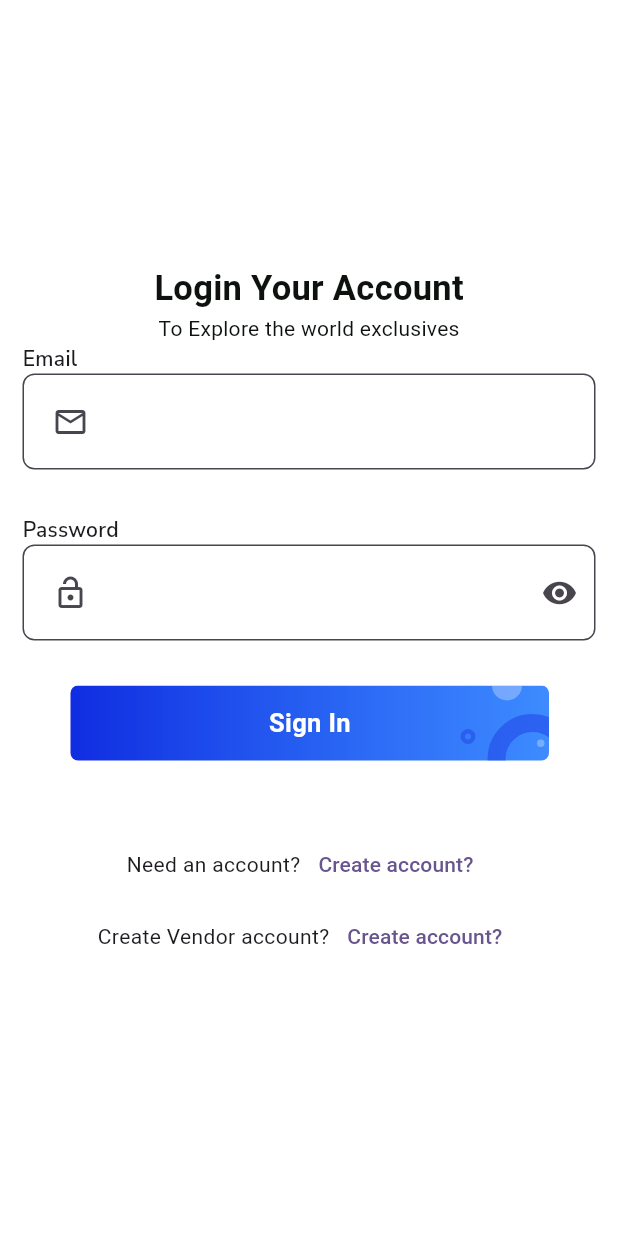
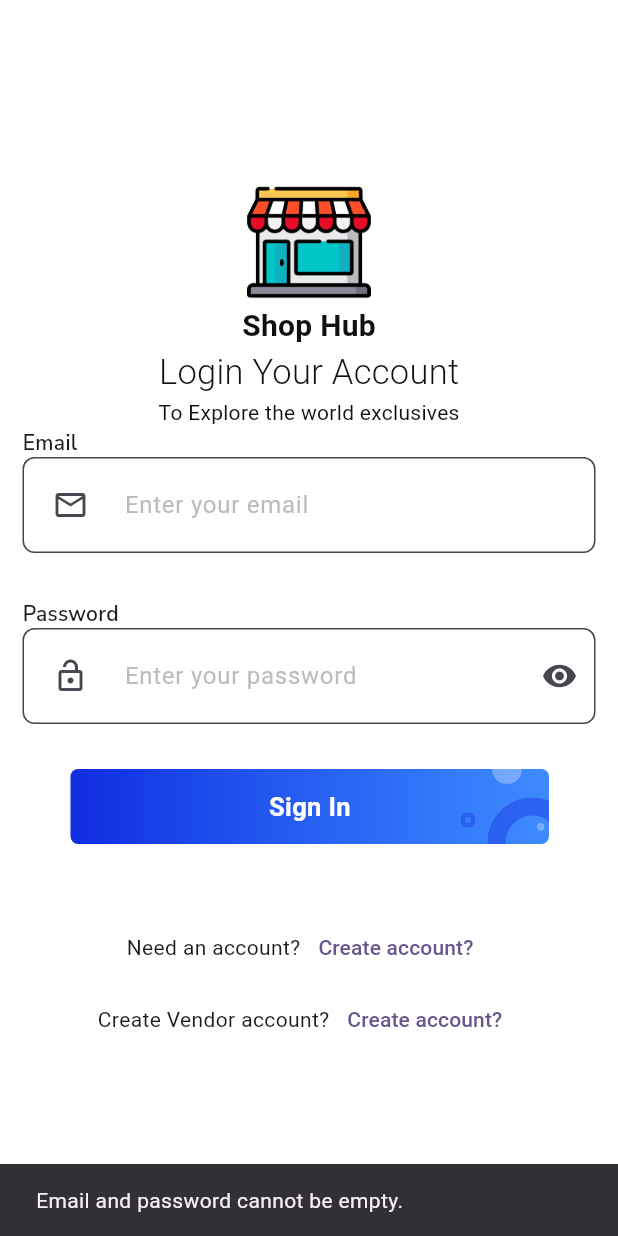
Before and after one commit to RanaMahadAhmer/MAD_Project, a Flutter app: the screen it shows after launch, after a tap on "Sign In", on a phone screen of 412 x 824 dp. Run offline on Flutter 3.47's test engine with Material 3 defaults, Android fonts, the phone set to English and light mode, and no system bars; our stand-ins replace google_fonts.

Commit message:
Added Profile Section

```diff
--- a/lib/main.dart
+++ b/lib/main.dart
@@ -1,6 +1,8 @@
 import 'package:flutter/material.dart';
 import 'package:shop_hub/views/login_screen.dart';
+import 'package:shop_hub/views/profile_screen.dart';
 import 'package:shop_hub/views/register_screen.dart';
+
 
 void main() {
   runApp(const MyApp());
@@ -22,6 +24,7 @@ class MyApp extends StatelessWidget {
       routes: {
         '/login': (context) => LoginScreen(),
         '/customer_register': (context) => RegisterScreen(),
+        '/profile': (context) => ProfileScreen(),
       },
     );
   }
@@ -52,6 +55,7 @@ class _SplashScreenState extends State<SplashScreen> {
             CircularProgressIndicator(),
             SizedBox(height: 20),
             Text('Loading...'),
+
           ],
         ),
       ),
--- /dev/null
+++ b/lib/model/ProfileDTO.dart
@@ -0,0 +1,17 @@
+class ProfileDTO {
+  final String name;
+  final String imageName;
+  final String phone;
+  final String email;
+  bool biometric;
+  final String address;
+
+  ProfileDTO({
+    required this.name,
+    required this.imageName,
+    required this.phone,
+    required this.email,
+    required this.biometric,
+    required this.address,
+  });
+}
--- a/lib/views/login_screen.dart
+++ b/lib/views/login_screen.dart
@@ -1,9 +1,9 @@
 import 'package:flutter/material.dart';
 import 'package:google_fonts/google_fonts.dart';
 
+import '../model/ProfileDTO.dart';
 import '../widgets/button_widget.dart';
 import '../widgets/custom_text_Field.dart';
-
 
 class LoginScreen extends StatefulWidget {
   LoginScreen({super.key});
@@ -13,39 +13,77 @@ class LoginScreen extends StatefulWidget {
 }
 
 class _LoginScreenState extends State<LoginScreen> {
+  String email="";
+  String password="";
+  bool _isLoading = false;
+
+  bool validate() {
 
 
-  late String email;
-
-  late String password;
-
-  bool _isLoading = false;
+    bool isEmailValid = RegExp(r'^[a-zA-Z0-9+_.-]+@[a-zA-Z0-9.-]+\.[a-zA-Z]').hasMatch(email);
 
 
+    bool isPasswordValid = RegExp(r'^(?=.*?[A-Z])(?=.*?[a-z])(?=.*?[0-9])(?=.*?[!@#$&*]).{8,}$').hasMatch(password);
+
+    if (email.isEmpty || password.isEmpty) {
+
+      ScaffoldMessenger.of(context).showSnackBar(
+        SnackBar(
+          content: Text('Email and password cannot be empty.'),
+          duration: Duration(seconds: 2),
+        ),
+      );
+      return false;
+    } else if (!isEmailValid) {
+
+      ScaffoldMessenger.of(context).showSnackBar(
+        SnackBar(
+          content: Text('Enter a valid email address.'),
+          duration: Duration(seconds: 2),
+        ),
+      );
+      return false;
+    } else if (!isPasswordValid) {
+
+      ScaffoldMessenger.of(context).showSnackBar(
+        SnackBar(
+          content: Text('Password must be at least 8 characters long, with one uppercase letter, one special character, and one number.'),
+          duration: Duration(seconds: 3),
+        ),
+      );
+      return false;
+    }
+    return true;
+  }
 
   @override
   Widget build(BuildContext context) {
-
     return SafeArea(
       child: Scaffold(
-        backgroundColor: Colors.white.withValues(alpha:
-        0.95,
-        ),
+        backgroundColor: Colors.white.withAlpha(245),
         body: Center(
           child: SingleChildScrollView(
             child: Padding(
               padding: const EdgeInsets.all(15.0),
-              child: Center(
               child: Form(
-
                 child: Column(
                   mainAxisAlignment: MainAxisAlignment.center,
                   children: [
+                    Image.asset('assets/images/store.png',height: MediaQuery.sizeOf(context).height*0.1,),
+                    Text(
+                      "Shop Hub",
+                      style: GoogleFonts.roboto(
+                        color: Color(0xFF0d120E),
+                        fontWeight: FontWeight.bold,
+                        letterSpacing: 0.2,
+                        fontSize: 20,
+                      ),
+                    ),
                     Text(
                       "Login Your Account",
                       style: GoogleFonts.roboto(
                         color: Color(0xFF0d120E),
-                          fontWeight: FontWeight.bold,
+                        fontWeight: FontWeight.w300,
                         letterSpacing: 0.2,
                         fontSize: 23,
                       ),
@@ -58,7 +96,6 @@ class _LoginScreenState extends State<LoginScreen> {
                         letterSpacing: 0.2,
                       ),
                     ),
-
                     Align(
                       alignment: Alignment.topLeft,
                       child: Text(
@@ -127,7 +164,17 @@ class _LoginScreenState extends State<LoginScreen> {
                     ButtonWidgets(
                       isLoading: _isLoading ? true : false,
                       buttonChange: () {
-
+                        if (validate()) {
+                          final profileData = ProfileDTO(
+                            name: "Rana Mahad Ahmer",
+                            imageName: "assets/profile_pic.png",
+                            phone: "+92 300 1234567",
+                            email: email,
+                            biometric: true,
+                            address: "Islamabad, Pakistan",
+                          );
+                          Navigator.pushNamed(context, '/profile', arguments: profileData);
+                        }
                       },
                       buttonTitle: 'Sign In',
                     ),
@@ -158,7 +205,7 @@ class _LoginScreenState extends State<LoginScreen> {
                         ),
                         TextButton(
                           onPressed: () {
-
+                            // Handle vendor account creation
                           },
                           child: Text(
                             'Create account?',
@@ -174,7 +221,6 @@ class _LoginScreenState extends State<LoginScreen> {
           ),
         ),
       ),
-      ),
     );
   }
 }
--- a/lib/widgets/custom_text_Field.dart
+++ b/lib/widgets/custom_text_Field.dart
@@ -37,22 +37,18 @@ class _CustomTextFieldState extends State<CustomTextField> {
           validator: widget.validator,
           obscureText: widget.isPassword ? _isObscure : false,
           controller: _controller,
+
+
           decoration: InputDecoration(
             fillColor: Colors.white,
             filled: true,
+            hintText: widget.label,
             border: OutlineInputBorder(borderRadius: BorderRadius.circular(8)),
             // focusedBorder: InputBorder.none,
             // enabledBorder: InputBorder.none,
             // errorBorder: InputBorder.none,
             // disabledBorder: InputBorder.none,
-            // labelText: widget.label,
-            labelStyle: GoogleFonts.getFont(
-              'Nunito Sans',
-              color: Color(0xFF7F909F),
-              fontSize: 14,
-              letterSpacing: 0.1,
-              height: 1.7,
-            ),
+
             prefixIcon: Padding(
                 padding: EdgeInsets.all(10.0), child: widget.prefixIcon),
             // contentPadding:
```
Also changed, not shown: lib/views/profile_screen.dart (added, +93 -0 lines), pubspec.yaml (+4 -3 lines), assets/images/store.png (added), 1 other file. Lines whose indentation alone changed are shown as unchanged.
